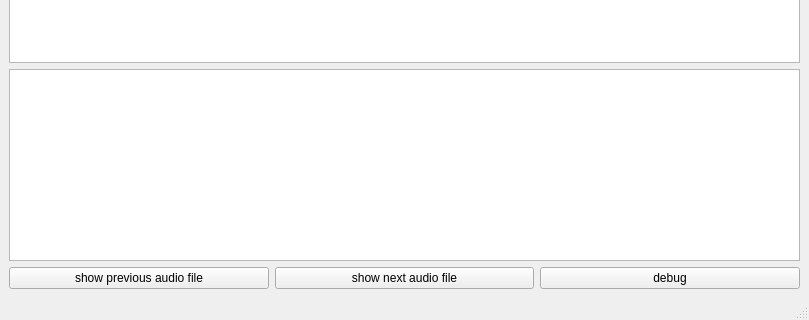
Qt form gui.ui (groakat/AudioTagger) before a commit; both pictures show x 0 to 809 and y 285 to 605 of the 809 by 605 pixel window.
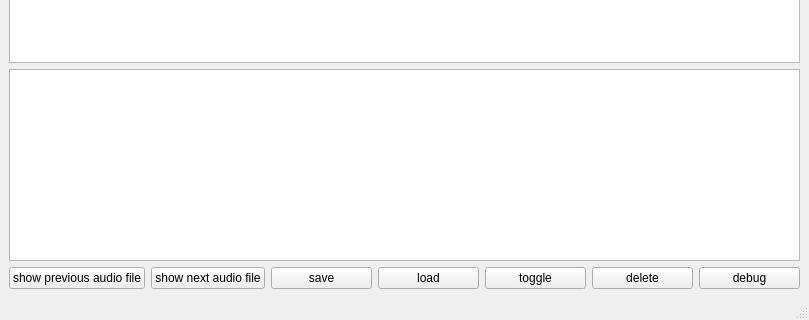
The same form after that commit.

Commit message: toggling and deletion of label bounding boxes working

```diff
--- a/gui.ui
+++ b/gui.ui
@@ -67,6 +67,34 @@
           </property>
          </widget>
         </item>
+        <item>
+         <widget class="QPushButton" name="pb_save">
+          <property name="text">
+           <string>save</string>
+          </property>
+         </widget>
+        </item>
+        <item>
+         <widget class="QPushButton" name="pb_load">
+          <property name="text">
+           <string>load</string>
+          </property>
+         </widget>
+        </item>
+        <item>
+         <widget class="QPushButton" name="pb_toggle">
+          <property name="text">
+           <string>toggle</string>
+          </property>
+         </widget>
+        </item>
+        <item>
+         <widget class="QPushButton" name="pb_delete">
+          <property name="text">
+           <string>delete</string>
+          </property>
+         </widget>
+        </item>
         <item>
          <widget class="QPushButton" name="pb_debug">
           <property name="text">
```
The commit also changes 2 other files.
